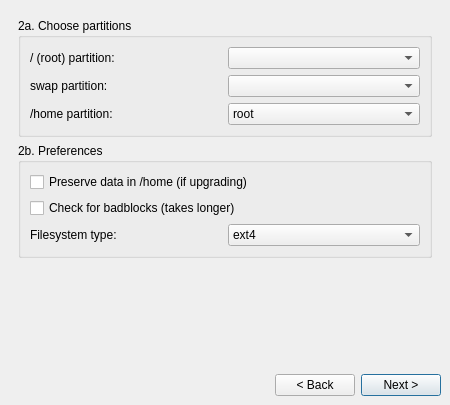
Old version of the form meinstall.ui in the repository anticapitalista/MX-installer.
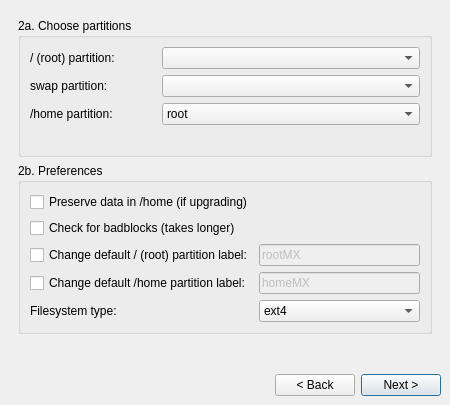
New version of the form. The open tabs and pages were chosen to show the change.

```diff
--- a/meinstall.ui
+++ b/meinstall.ui
@@ -506,122 +506,6 @@
          </property>
         </spacer>
        </item>
-       <item row="0" column="0">
-        <widget class="QGroupBox" name="rootBox">
-         <property name="sizePolicy">
-          <sizepolicy hsizetype="MinimumExpanding" vsizetype="Minimum">
-           <horstretch>0</horstretch>
-           <verstretch>0</verstretch>
-          </sizepolicy>
-         </property>
-         <property name="title">
-          <string>2a. Choose partitions</string>
-         </property>
-         <layout class="QGridLayout">
-          <property name="leftMargin">
-           <number>9</number>
-          </property>
-          <property name="topMargin">
-           <number>9</number>
-          </property>
-          <property name="rightMargin">
-           <number>9</number>
-          </property>
-          <property name="bottomMargin">
-           <number>9</number>
-          </property>
-          <property name="spacing">
-           <number>6</number>
-          </property>
-          <item row="1" column="1">
-           <widget class="QComboBox" name="swapCombo">
-            <property name="sizePolicy">
-             <sizepolicy hsizetype="MinimumExpanding" vsizetype="Minimum">
-              <horstretch>0</horstretch>
-              <verstretch>0</verstretch>
-             </sizepolicy>
-            </property>
-           </widget>
-          </item>
-          <item row="0" column="0">
-           <widget class="QLabel" name="rootLabel">
-            <property name="sizePolicy">
-             <sizepolicy hsizetype="MinimumExpanding" vsizetype="Minimum">
-              <horstretch>0</horstretch>
-              <verstretch>0</verstretch>
-             </sizepolicy>
-            </property>
-            <property name="font">
-             <font/>
-            </property>
-            <property name="text">
-             <string>/ (root) partition:</string>
-            </property>
-            <property name="wordWrap">
-             <bool>false</bool>
-            </property>
-           </widget>
-          </item>
-          <item row="0" column="1">
-           <widget class="QComboBox" name="rootCombo">
-            <property name="sizePolicy">
-             <sizepolicy hsizetype="MinimumExpanding" vsizetype="Minimum">
-              <horstretch>0</horstretch>
-              <verstretch>0</verstretch>
-             </sizepolicy>
-            </property>
-           </widget>
-          </item>
-          <item row="1" column="0">
-           <widget class="QLabel" name="swapLabel">
-            <property name="sizePolicy">
-             <sizepolicy hsizetype="MinimumExpanding" vsizetype="Minimum">
-              <horstretch>0</horstretch>
-              <verstretch>0</verstretch>
-             </sizepolicy>
-            </property>
-            <property name="text">
-             <string>swap partition:</string>
-            </property>
-            <property name="wordWrap">
-             <bool>false</bool>
-            </property>
-           </widget>
-          </item>
-          <item row="2" column="0">
-           <widget class="QLabel" name="homeLabel">
-            <property name="sizePolicy">
-             <sizepolicy hsizetype="MinimumExpanding" vsizetype="Minimum">
-              <horstretch>0</horstretch>
-              <verstretch>0</verstretch>
-             </sizepolicy>
-            </property>
-            <property name="text">
-             <string>/home partition:</string>
-            </property>
-            <property name="wordWrap">
-             <bool>false</bool>
-            </property>
-           </widget>
-          </item>
-          <item row="2" column="1">
-           <widget class="QComboBox" name="homeCombo">
-            <property name="sizePolicy">
-             <sizepolicy hsizetype="MinimumExpanding" vsizetype="Minimum">
-              <horstretch>0</horstretch>
-              <verstretch>0</verstretch>
-             </sizepolicy>
-            </property>
-            <item>
-             <property name="text">
-              <string>root</string>
-             </property>
-            </item>
-           </widget>
-          </item>
-         </layout>
-        </widget>
-       </item>
        <item row="1" column="0">
         <widget class="QGroupBox" name="partsPreferencesBox">
          <property name="sizePolicy">
@@ -649,8 +533,31 @@
           <property name="spacing">
            <number>6</number>
           </property>
-          <item row="1" column="0" colspan="2">
-           <widget class="QCheckBox" name="badblocksCheck">
+          <item row="0" column="0" colspan="2">
+           <widget class="QCheckBox" name="saveHomeCheck">
+            <property name="sizePolicy">
+             <sizepolicy hsizetype="MinimumExpanding" vsizetype="Minimum">
+              <horstretch>0</horstretch>
+              <verstretch>0</verstretch>
+             </sizepolicy>
+            </property>
+            <property name="text">
+             <string>Preserve data in /home (if upgrading)</string>
+            </property>
+           </widget>
+          </item>
+          <item row="3" column="1">
+           <widget class="QLineEdit" name="homeLabelEdit">
+            <property name="enabled">
+             <bool>false</bool>
+            </property>
+            <property name="text">
+             <string notr="true">homeMX</string>
+            </property>
+           </widget>
+          </item>
+          <item row="4" column="0">
+           <widget class="QLabel" name="rootTypeLabel">
             <property name="sizePolicy">
              <sizepolicy hsizetype="MinimumExpanding" vsizetype="Minimum">
               <horstretch>0</horstretch>
@@ -663,15 +570,38 @@
               <height>0</height>
              </size>
             </property>
+            <property name="font">
+             <font/>
+            </property>
             <property name="text">
-             <string>Check for badblocks (takes longer)</string>
+             <string>Filesystem type:</string>
             </property>
-            <property name="checked">
+            <property name="wordWrap">
              <bool>false</bool>
             </property>
            </widget>
           </item>
           <item row="2" column="1">
+           <widget class="QLineEdit" name="rootLabelEdit">
+            <property name="enabled">
+             <bool>false</bool>
+            </property>
+            <property name="text">
+             <string notr="true">rootMX</string>
+            </property>
+            <property name="placeholderText">
+             <string/>
+            </property>
+           </widget>
+          </item>
+          <item row="2" column="0">
+           <widget class="QCheckBox" name="rootLabelCheck">
+            <property name="text">
+             <string>Change default / (root) partition label:</string>
+            </property>
+           </widget>
+          </item>
+          <item row="4" column="1">
            <widget class="QComboBox" name="rootTypeCombo">
             <property name="sizePolicy">
              <sizepolicy hsizetype="MinimumExpanding" vsizetype="Minimum">
@@ -716,8 +646,18 @@
             </item>
            </widget>
           </item>
-          <item row="2" column="0">
-           <widget class="QLabel" name="rootTypeLabel">
+          <item row="3" column="0">
+           <widget class="QCheckBox" name="homeLabelCheck">
+            <property name="enabled">
+             <bool>true</bool>
+            </property>
+            <property name="text">
+             <string>Change default /home partition label:</string>
+            </property>
+           </widget>
+          </item>
+          <item row="1" column="0" colspan="2">
+           <widget class="QCheckBox" name="badblocksCheck">
             <property name="sizePolicy">
              <sizepolicy hsizetype="MinimumExpanding" vsizetype="Minimum">
               <horstretch>0</horstretch>
@@ -730,19 +670,65 @@
               <height>0</height>
              </size>
             </property>
+            <property name="text">
+             <string>Check for badblocks (takes longer)</string>
+            </property>
+            <property name="checked">
+             <bool>false</bool>
+            </property>
+           </widget>
+          </item>
+         </layout>
+        </widget>
+       </item>
+       <item row="0" column="0">
+        <widget class="QGroupBox" name="rootBox">
+         <property name="sizePolicy">
+          <sizepolicy hsizetype="MinimumExpanding" vsizetype="Minimum">
+           <horstretch>0</horstretch>
+           <verstretch>0</verstretch>
+          </sizepolicy>
+         </property>
+         <property name="title">
+          <string>2a. Choose partitions</string>
+         </property>
+         <layout class="QGridLayout">
+          <property name="leftMargin">
+           <number>9</number>
+          </property>
+          <property name="topMargin">
+           <number>9</number>
+          </property>
+          <property name="rightMargin">
+           <number>9</number>
+          </property>
+          <property name="bottomMargin">
+           <number>9</number>
+          </property>
+          <property name="spacing">
+           <number>6</number>
+          </property>
+          <item row="0" column="0">
+           <widget class="QLabel" name="rootLabel">
+            <property name="sizePolicy">
+             <sizepolicy hsizetype="MinimumExpanding" vsizetype="Minimum">
+              <horstretch>0</horstretch>
+              <verstretch>0</verstretch>
+             </sizepolicy>
+            </property>
             <property name="font">
              <font/>
             </property>
             <property name="text">
-             <string>Filesystem type:</string>
+             <string>/ (root) partition:</string>
             </property>
             <property name="wordWrap">
              <bool>false</bool>
             </property>
            </widget>
           </item>
-          <item row="0" column="0" colspan="2">
-           <widget class="QCheckBox" name="saveHomeCheck">
+          <item row="1" column="0">
+           <widget class="QLabel" name="swapLabel">
             <property name="sizePolicy">
              <sizepolicy hsizetype="MinimumExpanding" vsizetype="Minimum">
               <horstretch>0</horstretch>
@@ -750,8 +736,101 @@
              </sizepolicy>
             </property>
             <property name="text">
-             <string>Preserve data in /home (if upgrading)</string>
+             <string>swap partition:</string>
             </property>
+            <property name="wordWrap">
+             <bool>false</bool>
+            </property>
+           </widget>
+          </item>
+          <item row="2" column="0">
+           <widget class="QLabel" name="homeLabel">
+            <property name="sizePolicy">
+             <sizepolicy hsizetype="MinimumExpanding" vsizetype="Minimum">
+              <horstretch>0</horstretch>
+              <verstretch>0</verstretch>
+             </sizepolicy>
+            </property>
+            <property name="text">
+             <string>/home partition:</string>
+            </property>
+            <property name="wordWrap">
+             <bool>false</bool>
+            </property>
+           </widget>
+          </item>
+          <item row="0" column="1" colspan="2">
+           <widget class="QComboBox" name="rootCombo">
+            <property name="sizePolicy">
+             <sizepolicy hsizetype="MinimumExpanding" vsizetype="Minimum">
+              <horstretch>0</horstretch>
+              <verstretch>0</verstretch>
+             </sizepolicy>
+            </property>
+           </widget>
+          </item>
+          <item row="1" column="1" colspan="2">
+           <widget class="QComboBox" name="swapCombo">
+            <property name="sizePolicy">
+             <sizepolicy hsizetype="MinimumExpanding" vsizetype="Minimum">
+              <horstretch>0</horstretch>
+              <verstretch>0</verstretch>
+             </sizepolicy>
+            </property>
+           </widget>
+          </item>
+          <item row="3" column="0">
+           <spacer name="horizontalSpacer_3">
+            <property name="orientation">
+             <enum>Qt::Horizontal</enum>
+            </property>
+            <property name="sizeHint" stdset="0">
+             <size>
+              <width>40</width>
+              <height>20</height>
+             </size>
+            </property>
+           </spacer>
+          </item>
+          <item row="3" column="1">
+           <spacer name="horizontalSpacer_4">
+            <property name="orientation">
+             <enum>Qt::Horizontal</enum>
+            </property>
+            <property name="sizeHint" stdset="0">
+             <size>
+              <width>40</width>
+              <height>20</height>
+             </size>
+            </property>
+           </spacer>
+          </item>
+          <item row="3" column="2">
+           <spacer name="horizontalSpacer_2">
+            <property name="orientation">
+             <enum>Qt::Horizontal</enum>
+            </property>
+            <property name="sizeHint" stdset="0">
+             <size>
+              <width>40</width>
+              <height>20</height>
+             </size>
+            </property>
+           </spacer>
+          </item>
+          <item row="2" column="1" colspan="2">
+           <widget class="QComboBox" name="homeCombo">
+            <property name="sizePolicy">
+             <sizepolicy hsizetype="MinimumExpanding" vsizetype="Minimum">
+              <horstretch>0</horstretch>
+              <verstretch>0</verstretch>
+             </sizepolicy>
+            </property>
+            <item>
+             <property name="text">
+              <string>root</string>
+             </property>
+            </item>
            </widget>
           </item>
          </layout>
```
Left out of the diff: 49 changed lines with no effect on the pictures.
